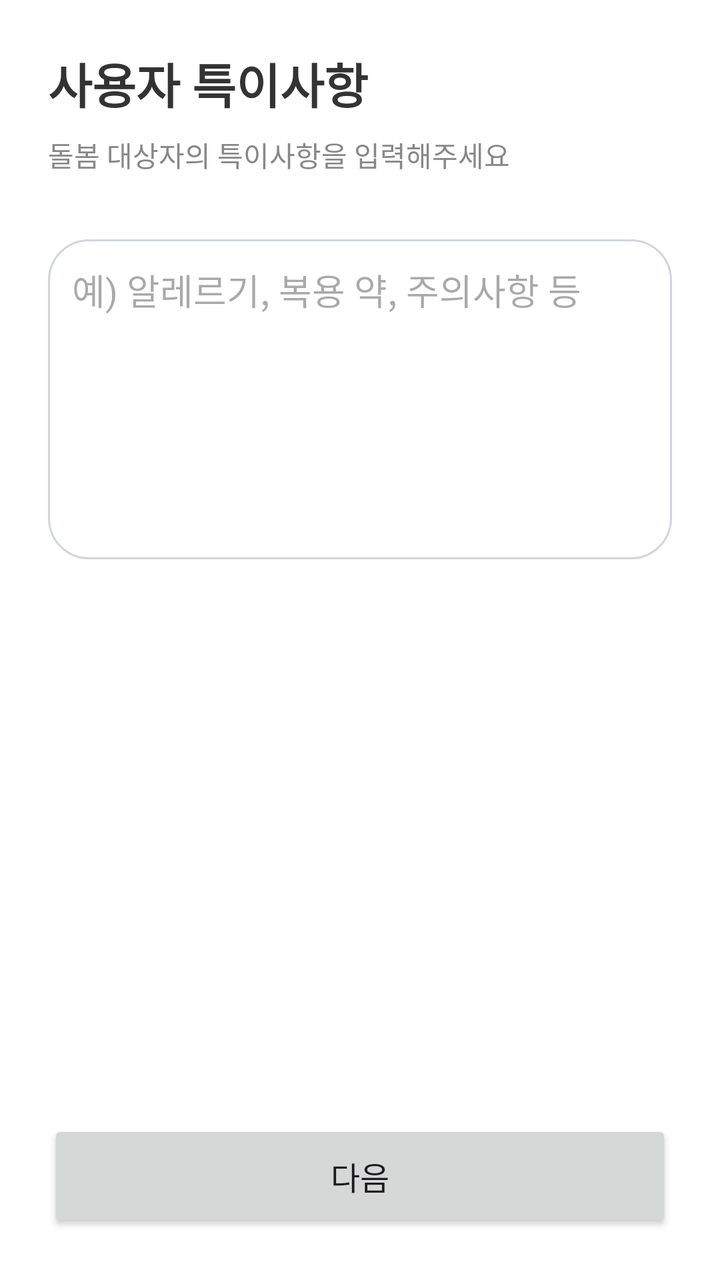
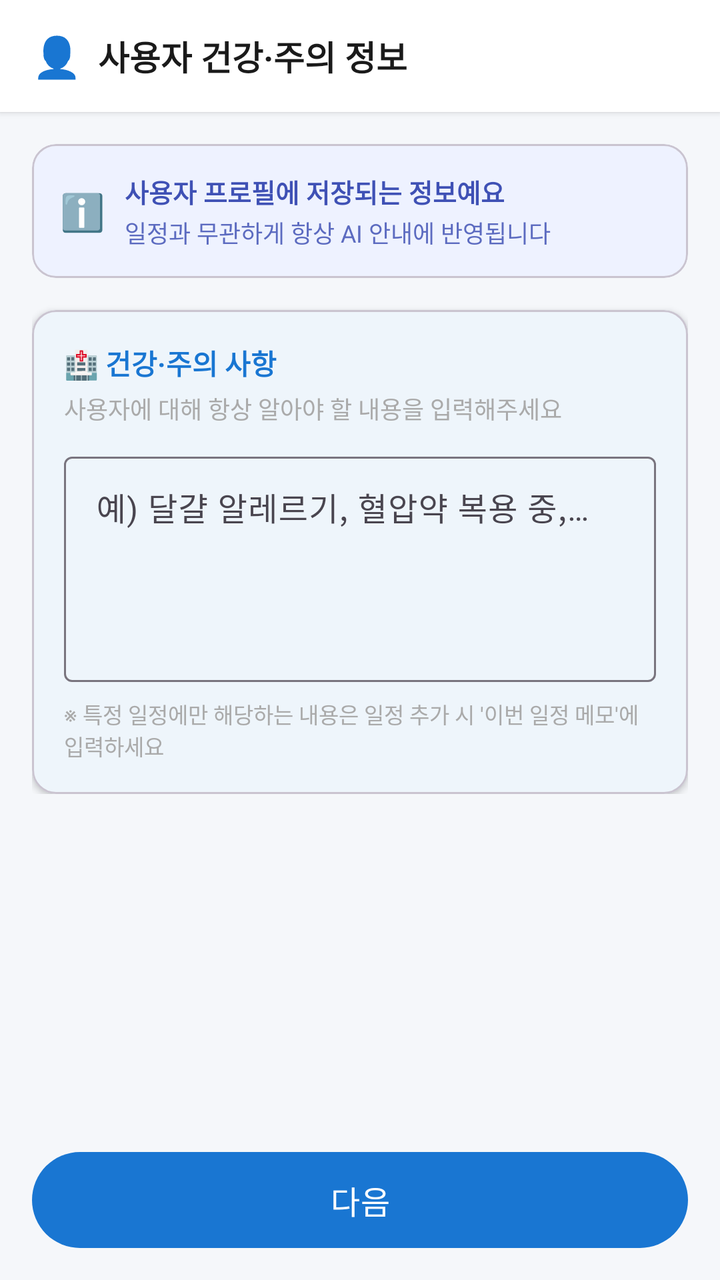

Screens rendered from an Android XML layout before and after an edit, with the pre-edit source and the edit as a unified diff.
<!-- AndroidManifest.xml: application theme Theme.MyApplication -->
<!-- res/layout/activity_special_notes.xml -->
<?xml version="1.0" encoding="utf-8"?>
<LinearLayout xmlns:android="http://schemas.android.com/apk/res/android"
    android:layout_width="match_parent"
    android:layout_height="match_parent"
    android:orientation="vertical"
    android:padding="24dp"
    android:background="#FFFFFF">

    <TextView
        android:layout_width="wrap_content"
        android:layout_height="wrap_content"
        android:text="사용자 특이사항"
        android:textSize="24sp"
        android:textStyle="bold"
        android:textColor="#333333"
        android:layout_marginBottom="8dp"/>

    <TextView
        android:layout_width="wrap_content"
        android:layout_height="wrap_content"
        android:text="돌봄 대상자의 특이사항을 입력해주세요"
        android:textSize="14sp"
        android:textColor="#888888"
        android:layout_marginBottom="32dp"/>

    
    <EditText
        android:id="@+id/etNotes"
        android:layout_width="match_parent"
        android:layout_height="160dp"
        android:hint="예) 알레르기, 복용 약, 주의사항 등"
        android:gravity="top"
        android:padding="12dp"
        android:background="@drawable/bg_suggestion_chip"
        android:layout_marginBottom="16dp"/>

    <View
        android:layout_width="match_parent"
        android:layout_height="0dp"
        android:layout_weight="1"/>

    <Button
        android:id="@+id/btnNext"
        android:layout_width="match_parent"
        android:layout_height="56dp"
        android:text="다음"
        android:textSize="16sp"/>

</LinearLayout>
<!-- resources referenced by this layout -->
<resources>
  <!-- drawable bg_suggestion_chip (drawable) -->
  <ripple xmlns:android="http://schemas.android.com/apk/res/android" android:color="#E0E0E0">
      <item><shape android:shape="rectangle"><solid android:color="#FFFFFF" /><stroke android:width="1dp" android:color="#D1D5DB" /><corners android:radius="20dp" /><padding android:left="16dp" android:right="16dp" android:top="8dp" android:bottom="8dp" /></shape></item>
  </ripple>
  <style name="Theme.MyApplication" parent="Base.Theme.MyApplication" />
  <style name="Base.Theme.MyApplication" parent="Theme.Material3.Light.NoActionBar">
          <item name="colorPrimary">@color/colorPrimary</item>
          <item name="colorPrimaryDark">@color/colorPrimaryDark</item>
          <item name="colorOnPrimary">@color/white</item>
          <item name="colorSurface">@color/white</item>
          <item name="colorOnSurface">@color/textPrimary</item>
          <item name="android:windowBackground">@color/bgPage</item>
          <item name="android:statusBarColor">@color/white</item>
          <item name="android:windowLightStatusBar" tools:targetApi="23">true</item>
      </style>
  <color name="colorPrimary">#1976D2</color>
  <color name="colorPrimaryDark">#115293</color>
  <color name="white">#FFFFFFFF</color>
  <color name="textPrimary">#1A1A1A</color>
  <color name="bgPage">#F5F7FA</color>
</resources>

<!-- the commit's change to res/layout/activity_special_notes.xml (unified diff, before → after) -->
@@ -1,49 +1,168 @@
 <?xml version="1.0" encoding="utf-8"?>
 <LinearLayout xmlns:android="http://schemas.android.com/apk/res/android"
+    xmlns:app="http://schemas.android.com/apk/res-auto"
     android:layout_width="match_parent"
     android:layout_height="match_parent"
     android:orientation="vertical"
-    android:padding="24dp"
-    android:background="#FFFFFF">
-
-    <TextView
-        android:layout_width="wrap_content"
-        android:layout_height="wrap_content"
-        android:text="사용자 특이사항"
-        android:textSize="24sp"
-        android:textStyle="bold"
-        android:textColor="#333333"
-        android:layout_marginBottom="8dp"/>
-
-    <TextView
-        android:layout_width="wrap_content"
-        android:layout_height="wrap_content"
-        android:text="돌봄 대상자의 특이사항을 입력해주세요"
-        android:textSize="14sp"
-        android:textColor="#888888"
-        android:layout_marginBottom="32dp"/>
+    android:background="@color/bgPage">
 
     
-    <EditText
-        android:id="@+id/etNotes"
+    <LinearLayout
         android:layout_width="match_parent"
-        android:layout_height="160dp"
-        android:hint="예) 알레르기, 복용 약, 주의사항 등"
-        android:gravity="top"
-        android:padding="12dp"
-        android:background="@drawable/bg_suggestion_chip"
-        android:layout_marginBottom="16dp"/>
+        android:layout_height="56dp"
+        android:orientation="horizontal"
+        android:gravity="center_vertical"
+        android:paddingHorizontal="16dp"
+        android:background="@color/bgCard"
+        android:elevation="2dp">
 
-    <View
+        <TextView
+            android:layout_width="wrap_content"
+            android:layout_height="wrap_content"
+            android:text="👤"
+            android:textSize="20sp"
+            android:layout_marginEnd="8dp"/>
+
+        <TextView
+            android:layout_width="wrap_content"
+            android:layout_height="wrap_content"
+            android:text="사용자 건강·주의 정보"
+            android:textSize="17sp"
+            android:textStyle="bold"
+            android:textColor="@color/textPrimary"/>
+
+    </LinearLayout>
+
+    <androidx.core.widget.NestedScrollView
         android:layout_width="match_parent"
         android:layout_height="0dp"
-        android:layout_weight="1"/>
+        android:layout_weight="1">
 
-    <Button
+        <LinearLayout
+            android:layout_width="match_parent"
+            android:layout_height="wrap_content"
+            android:orientation="vertical"
+            android:padding="16dp">
+
+            
+            <com.google.android.material.card.MaterialCardView
+                android:layout_width="match_parent"
+                android:layout_height="wrap_content"
+                android:layout_marginBottom="16dp"
+                app:cardCornerRadius="12dp"
+                app:cardElevation="0dp"
+                app:cardBackgroundColor="#EEF2FF">
+
+                <LinearLayout
+                    android:layout_width="match_parent"
+                    android:layout_height="wrap_content"
+                    android:orientation="horizontal"
+                    android:padding="14dp"
+                    android:gravity="center_vertical">
+
+                    <TextView
+                        android:layout_width="wrap_content"
+                        android:layout_height="wrap_content"
+                        android:text="ℹ️"
+                        android:textSize="18sp"
+                        android:layout_marginEnd="10dp"/>
+
+                    <LinearLayout
+                        android:layout_width="match_parent"
+                        android:layout_height="wrap_content"
+                        android:orientation="vertical">
+
+                        <TextView
+                            android:layout_width="wrap_content"
+                            android:layout_height="wrap_content"
+                            android:text="사용자 프로필에 저장되는 정보예요"
+                            android:textSize="13sp"
+                            android:textStyle="bold"
+                            android:textColor="#3F51B5"/>
+
+                        <TextView
+                            android:layout_width="wrap_content"
+                            android:layout_height="wrap_content"
+                            android:text="일정과 무관하게 항상 AI 안내에 반영됩니다"
+                            android:textSize="12sp"
+                            android:textColor="#5C6BC0"
+                            android:layout_marginTop="2dp"/>
+
+                    </LinearLayout>
+
+                </LinearLayout>
+            </com.google.android.material.card.MaterialCardView>
+
+            
+            <com.google.android.material.card.MaterialCardView
+                android:layout_width="match_parent"
+                android:layout_height="wrap_content"
+                app:cardCornerRadius="12dp"
+                app:cardElevation="2dp"
+                app:cardBackgroundColor="@color/bgCard">
+
+                <LinearLayout
+                    android:layout_width="match_parent"
+                    android:layout_height="wrap_content"
+                    android:orientation="vertical"
+                    android:padding="16dp">
+
+                    <TextView
+                        android:layout_width="wrap_content"
+                        android:layout_height="wrap_content"
+                        android:text="🏥 건강·주의 사항"
+                        android:textSize="14sp"
+                        android:textStyle="bold"
+                        android:textColor="@color/colorPrimary"
+                        android:layout_marginBottom="4dp"/>
+
+                    <TextView
+                        android:layout_width="wrap_content"
+                        android:layout_height="wrap_content"
+                        android:text="사용자에 대해 항상 알아야 할 내용을 입력해주세요"
+                        android:textSize="12sp"
+                        android:textColor="@color/textHint"
+                        android:layout_marginBottom="10dp"/>
+
+                    <com.google.android.material.textfield.TextInputLayout
+                        android:layout_width="match_parent"
+                        android:layout_height="wrap_content"
+                        style="@style/Widget.Material3.TextInputLayout.OutlinedBox"
+                        android:hint="예) 달걀 알레르기, 혈압약 복용 중, 계단 이용 어려움">
+
+                        <com.google.android.material.textfield.TextInputEditText
+                            android:id="@+id/etNotes"
+                            android:layout_width="match_parent"
+                            android:layout_height="wrap_content"
+                            android:inputType="textMultiLine"
+                            android:minLines="4"
+                            android:maxLines="8"
+                            android:gravity="top"/>
+
+                    </com.google.android.material.textfield.TextInputLayout>
+
+                    <TextView
+                        android:layout_width="wrap_content"
+                        android:layout_height="wrap_content"
+                        android:text="※ 특정 일정에만 해당하는 내용은 일정 추가 시 '이번 일정 메모'에 입력하세요"
+                        android:textSize="11sp"
+                        android:textColor="@color/textHint"
+                        android:layout_marginTop="8dp"/>
+
+                </LinearLayout>
+            </com.google.android.material.card.MaterialCardView>
+
+        </LinearLayout>
+    </androidx.core.widget.NestedScrollView>
+
+    
+    <com.google.android.material.button.MaterialButton
         android:id="@+id/btnNext"
         android:layout_width="match_parent"
         android:layout_height="56dp"
         android:text="다음"
-        android:textSize="16sp"/>
+        android:textSize="16sp"
+        android:layout_marginHorizontal="16dp"
+        android:layout_marginVertical="12dp"/>
 
 </LinearLayout>
<!-- resource entries referenced after the edit -->
@@ -1,9 +1,10 @@
 <!-- resources referenced by this layout -->
 <resources>
-  <!-- drawable bg_suggestion_chip (drawable) -->
-  <ripple xmlns:android="http://schemas.android.com/apk/res/android" android:color="#E0E0E0">
-      <item><shape android:shape="rectangle"><solid android:color="#FFFFFF" /><stroke android:width="1dp" android:color="#D1D5DB" /><corners android:radius="20dp" /><padding android:left="16dp" android:right="16dp" android:top="8dp" android:bottom="8dp" /></shape></item>
-  </ripple>
+  <color name="bgCard">#FFFFFF</color>
+  <color name="bgPage">#F5F7FA</color>
+  <color name="colorPrimary">#1976D2</color>
+  <color name="textHint">#AAAAAA</color>
+  <color name="textPrimary">#1A1A1A</color>
   <style name="Theme.MyApplication" parent="Base.Theme.MyApplication" />
   <style name="Base.Theme.MyApplication" parent="Theme.Material3.Light.NoActionBar">
           <item name="colorPrimary">@color/colorPrimary</item>
@@ -15,10 +16,7 @@
           <item name="android:statusBarColor">@color/white</item>
           <item name="android:windowLightStatusBar" tools:targetApi="23">true</item>
       </style>
-  <color name="colorPrimary">#1976D2</color>
   <color name="colorPrimaryDark">#115293</color>
   <color name="white">#FFFFFFFF</color>
-  <color name="textPrimary">#1A1A1A</color>
-  <color name="bgPage">#F5F7FA</color>
 </resources>
 
